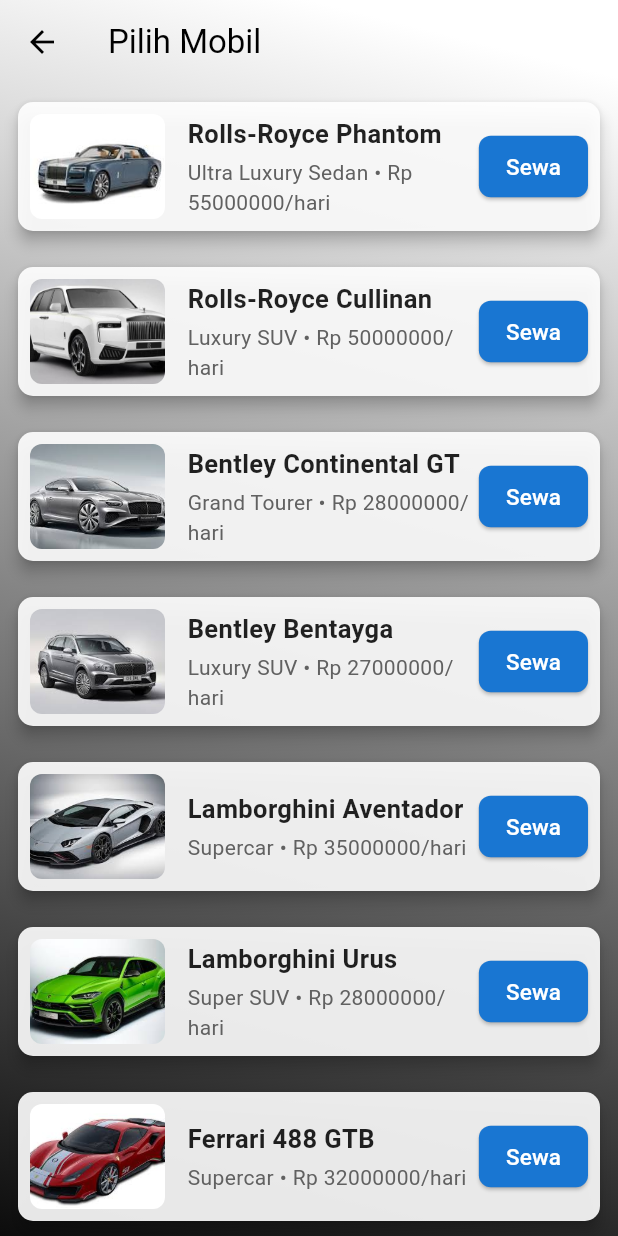
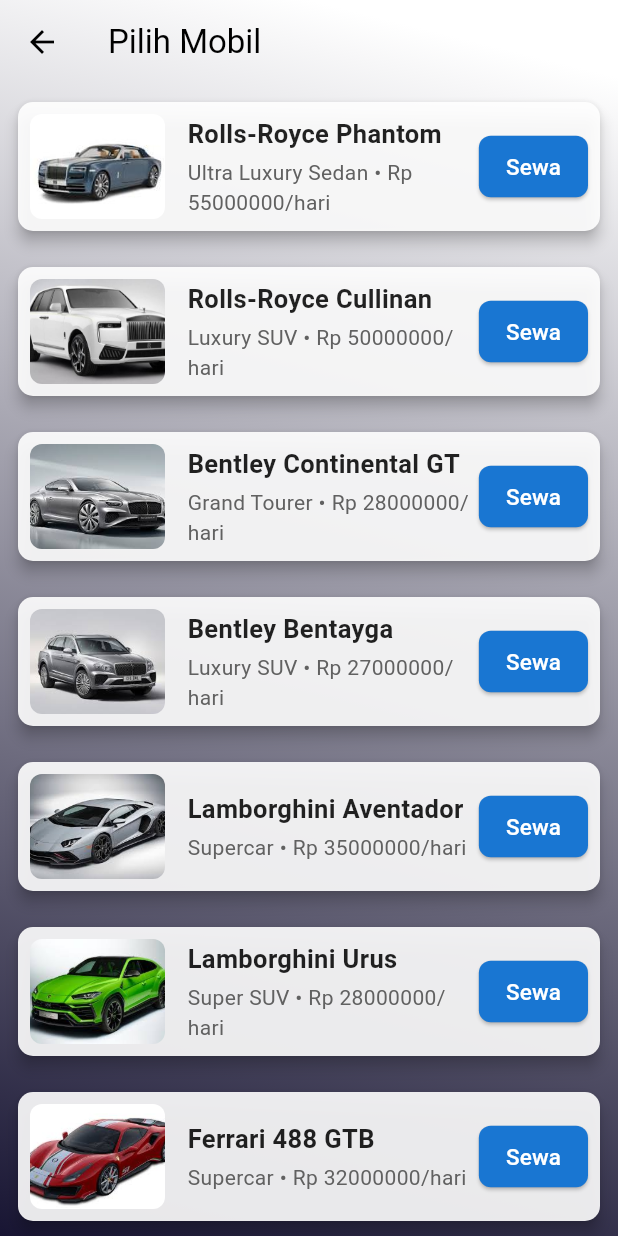
Before and after one commit to riooctavianm25/riooctavianm25-utspam_C3_B_0037., a Flutter app: the DaftarCar screen opened directly with empty values, on a phone screen of 412 x 824 dp. Run offline on Flutter 3.47's test engine with Material 3 defaults, Android fonts, the phone set to English and light mode, and no system bars; our stand-ins replace sqflite; accounts and stored records are empty.

Commit message:
update car list

```diff
--- a/lib/page/home/car/carList_screen.dart
+++ b/lib/page/home/car/carList_screen.dart
@@ -150,7 +150,7 @@
           gradient: LinearGradient(
             colors: [
               Color.fromARGB(255, 255, 255, 255),
-              Color.fromARGB(255, 12, 12, 12),
+              Color.fromARGB(255, 24, 21, 51),
             ],
             begin: Alignment.topCenter,
             end: Alignment.bottomLeft,
```
